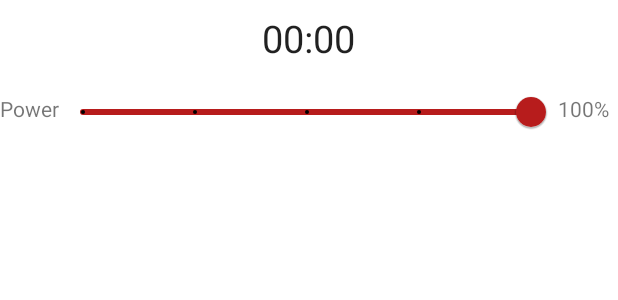
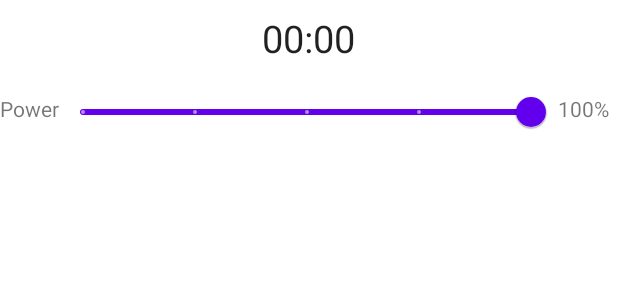
Before and after one commit to ajoboe/RoastAssistant, an Android app: the layout fragment_roast.xml on its own in the app's theme, with its tools: preview values and no code run, on a phone screen of 412 x 824 dp. Shown: the top 300 px of the screen. Run offline under Robolectric (Android 15) with nearby library versions, the phone set to English and light mode, and no system bars.

Commit message:
un-styled slider. BUG DETECTED: prompts for temp repeatedly.

```diff
--- a/app/src/main/res/layout/fragment_roast.xml
+++ b/app/src/main/res/layout/fragment_roast.xml
@@ -66,10 +66,10 @@
 
         <com.google.android.material.slider.Slider
             android:id="@+id/slider_power"
-            style="@style/PowerSlider"
             android:layout_width="0dp"
             android:layout_height="wrap_content"
             android:layout_marginEnd="2dp"
+            android:layout_marginRight="2dp"
             android:stepSize="25"
             android:value="100"
             android:valueFrom="0"
```
